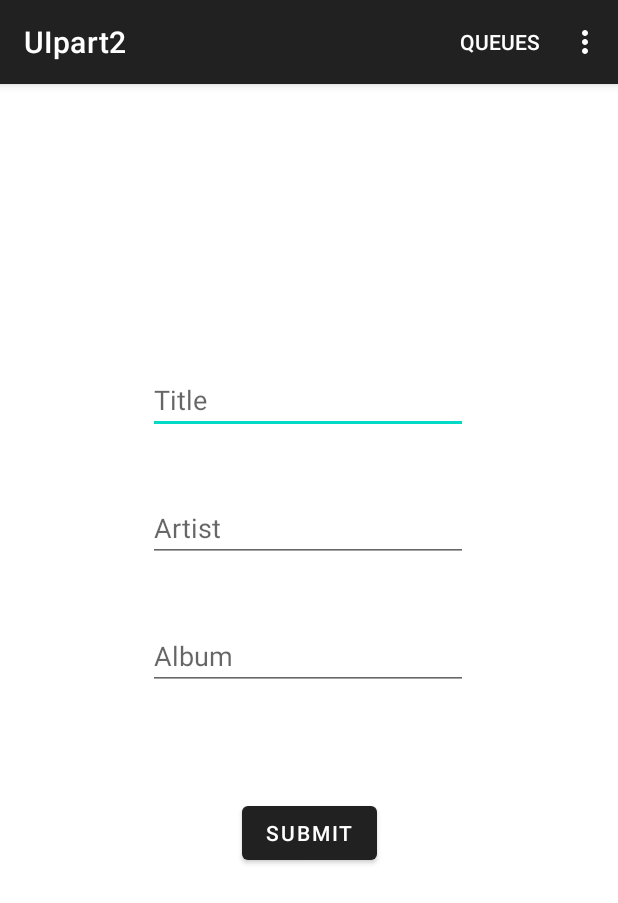
After one commit to PrestiaEast/UIpart2, an Android app: the AddNewSong screen opened directly, with no data from a screen before it, on a phone screen of 412 x 824 dp. The commit adds this screen. Shown: the top 903 px of the screen. Run offline under Robolectric (Android 15) with nearby library versions, the phone set to English and light mode, and no system bars.

Commit message:
Add | Edit | Delete Song

```diff
--- /dev/null
+++ b/app/src/main/java/com/example/uipart2/AddNewSong.kt
@@ -0,0 +1,85 @@
+package com.example.uipart2
+
+import android.content.Intent
+import androidx.appcompat.app.AppCompatActivity
+import android.os.Bundle
+import android.view.Menu
+import android.view.MenuInflater
+import android.view.MenuItem
+import android.widget.Button
+import android.widget.EditText
+import android.widget.Toast
+import com.example.uipart2.models.Song
+
+class AddNewSong : AppCompatActivity() {
+    lateinit var addSongButton: Button
+    lateinit var songTitle: EditText
+    lateinit var songArtist: EditText
+    lateinit var songAlbum: EditText
+
+    override fun onCreate(savedInstanceState: Bundle?) {
+        super.onCreate(savedInstanceState)
+        setContentView(R.layout.activity_add_new_song)
+
+        val databaseHandler = SongsHandler(this)
+        songTitle = findViewById(R.id.song_title)
+        songArtist = findViewById(R.id.song_artist)
+        songAlbum = findViewById(R.id.song_album)
+
+        addSongButton = findViewById(R.id.addSong)
+        addSongButton.setOnClickListener {
+            //gets user input
+            val title = songTitle.text.toString()
+            val artist = songArtist.text.toString()
+            val album = songAlbum.text.toString()
+            //assign to model
+            val song = Song(title = title,artist = artist,album= album)
+            //save to database
+            if(databaseHandler.create(song)) {
+                Toast.makeText(applicationContext, "Song Added.", Toast.LENGTH_LONG).show()
+            } else {
+                Toast.makeText(applicationContext, "Something Went Wrong.", Toast.LENGTH_LONG).show()
+            }
+            clearfields()
+        }
+    }
+
+    fun clearfields(){
+        songTitle.text.clear()
+        songArtist.text.clear()
+        songAlbum.text.clear()
+    }
+
+    override fun onCreateOptionsMenu(menu: Menu?): Boolean {
+        val inflater: MenuInflater = menuInflater
+        inflater.inflate(R.menu.main_menu, menu)
+        return true
+    }
+
+    override fun onOptionsItemSelected(item: MenuItem): Boolean {
+        return when (item.itemId) {
+            R.id.go_to_queue_page -> {
+                val intent = Intent(this, QueuedSongs::class.java)
+                startActivity(intent)
+                true
+            }
+            R.id.go_to_songs -> {
+                val intent = Intent(this, MainActivity::class.java)
+                startActivity(intent)
+                true
+            }
+            R.id.go_to_albums -> {
+                startActivity(Intent(this, albumActivity::class.java))
+                true
+            }
+            R.id.display_added_songs -> {
+                startActivity(Intent(this, DisplayAddedSongs::class.java))
+                true
+            }
+            else -> {
+                super.onOptionsItemSelected(item)
+            }
+        }
+
+    }
+}
--- /dev/null
+++ b/app/src/main/res/layout/activity_add_new_song.xml
@@ -0,0 +1,59 @@
+<?xml version="1.0" encoding="utf-8"?>
+<androidx.constraintlayout.widget.ConstraintLayout xmlns:android="http://schemas.android.com/apk/res/android"
+    xmlns:app="http://schemas.android.com/apk/res-auto"
+    xmlns:tools="http://schemas.android.com/tools"
+    android:layout_width="match_parent"
+    android:layout_height="match_parent"
+    tools:context=".AddNewSong">
+
+    <EditText
+        android:id="@+id/song_title"
+        android:layout_width="wrap_content"
+        android:layout_height="wrap_content"
+        android:layout_marginTop="188dp"
+        android:ems="10"
+        android:hint="Title"
+        android:inputType="textPersonName"
+        app:layout_constraintEnd_toEndOf="parent"
+        app:layout_constraintHorizontal_bias="0.497"
+        app:layout_constraintStart_toStartOf="parent"
+        app:layout_constraintTop_toTopOf="parent" />
+
+    <EditText
+        android:id="@+id/song_artist"
+        android:layout_width="wrap_content"
+        android:layout_height="wrap_content"
+        android:layout_marginTop="40dp"
+        android:ems="10"
+        android:hint="Artist"
+        android:inputType="textPersonName"
+        app:layout_constraintEnd_toEndOf="parent"
+        app:layout_constraintHorizontal_bias="0.497"
+        app:layout_constraintStart_toStartOf="parent"
+        app:layout_constraintTop_toBottomOf="@+id/song_title" />
+
+    <EditText
+        android:id="@+id/song_album"
+        android:layout_width="wrap_content"
+        android:layout_height="wrap_content"
+        android:layout_marginTop="40dp"
+        android:ems="10"
+        android:hint="Album"
+        android:inputType="textPersonName"
+        app:layout_constraintEnd_toEndOf="parent"
+        app:layout_constraintHorizontal_bias="0.497"
+        app:layout_constraintStart_toStartOf="parent"
+        app:layout_constraintTop_toBottomOf="@+id/song_artist" />
+
+    <Button
+        android:id="@+id/addSong"
+        android:layout_width="wrap_content"
+        android:layout_height="wrap_content"
+        android:layout_marginTop="64dp"
+        android:text="Submit"
+        app:layout_constraintBottom_toBottomOf="parent"
+        app:layout_constraintEnd_toEndOf="parent"
+        app:layout_constraintStart_toStartOf="parent"
+        app:layout_constraintTop_toBottomOf="@+id/song_album"
+        app:layout_constraintVertical_bias="0.028" />
+</androidx.constraintlayout.widget.ConstraintLayout>
--- a/app/src/main/res/menu/main_menu.xml
+++ b/app/src/main/res/menu/main_menu.xml
@@ -11,4 +11,10 @@
     <item
         android:id="@+id/go_to_albums"
         android:title="Albums" />
+    <item
+        android:id="@+id/add_song"
+        android:title="Add Song"/>
+    <item
+        android:id="@+id/display_added_songs"
+        android:title="Display Added Songs"/>
 </menu>
--- a/app/src/main/res/values/ids.xml
+++ b/app/src/main/res/values/ids.xml
@@ -5,4 +5,5 @@
     <item name="go_to_songs" type="id" />
     <item name="go_to_albums" type="id" />
     <item name="song_delete" type="id" />
+    <item name="display_added_songs" type="id" />
 </resources>
```
Also changed, not shown: app/src/main/AndroidManifest.xml (+5 -2 lines), app/src/main/java/com/example/uipart2/DisplayAddedSongs.kt (added, +100 -0 lines), app/src/main/java/com/example/uipart2/EditSongActivity.kt (added, +49 -0 lines), app/src/main/java/com/example/uipart2/MainActivity.kt (+10 -0 lines), app/src/main/java/com/example/uipart2/SongsHandler.kt (added, +131 -0 lines), app/src/main/java/com/example/uipart2/models/Song.kt (added, +7 -0 lines), app/src/main/res/layout/activity_display_added_songs.xml (added, +17 -0 lines), app/src/main/res/layout/activity_edit_song.xml (added, +58 -0 lines), app/src/main/res/menu/song_item_menu.xml (added, +7 -0 lines).
